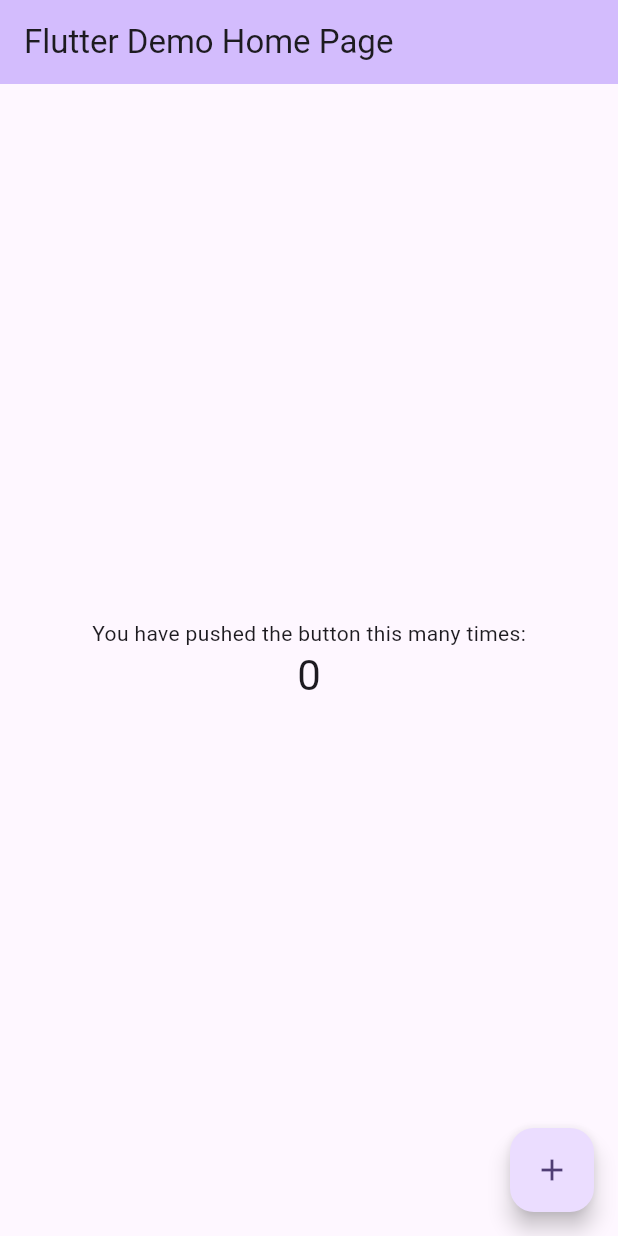
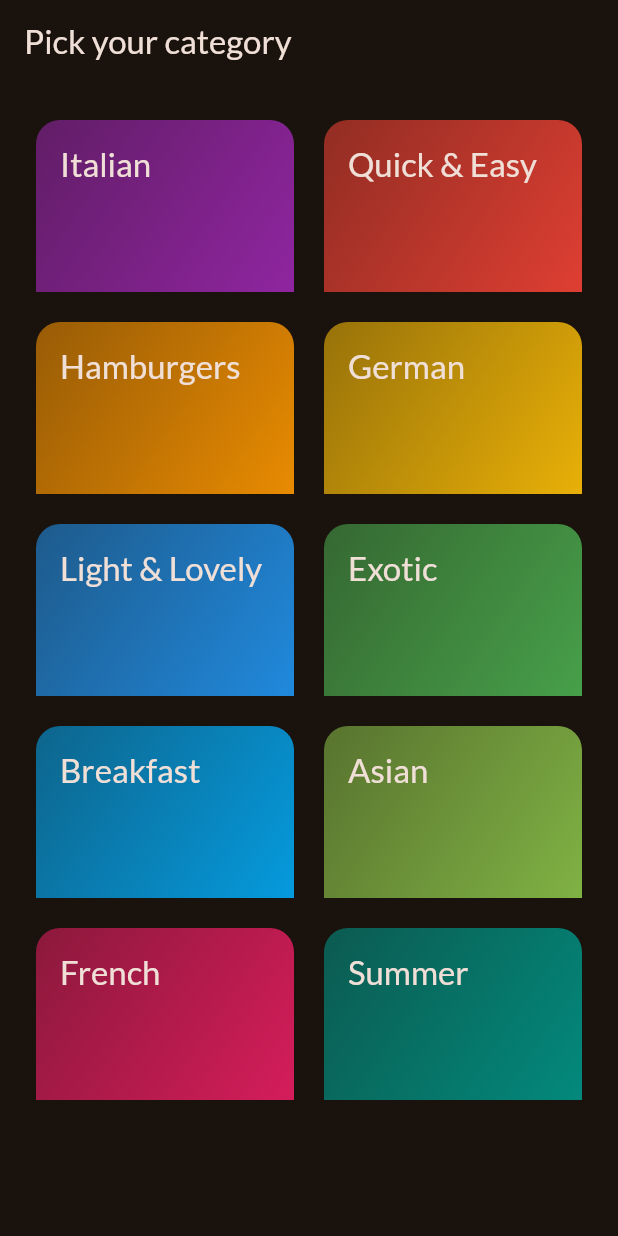
Before and after one commit to Avishka-Dulanjana/Meals-App, a Flutter app: the screen it shows after launch, on a phone screen of 412 x 824 dp. Run offline on Flutter 3.47's test engine with Material 3 defaults, Android fonts, the phone set to English and light mode, and no system bars; our stand-ins replace google_fonts.

Commit message:
Page Navigation

```diff
--- a/lib/main.dart
+++ b/lib/main.dart
@@ -1,125 +1,29 @@
 import 'package:flutter/material.dart';
 
+import 'package:google_fonts/google_fonts.dart';
+import 'package:meals_app/screens/categories.dart';
+
+final theme = ThemeData(
+  useMaterial3: true,
+  colorScheme: ColorScheme.fromSeed(
+    brightness: Brightness.dark,
+    seedColor: const Color.fromARGB(255, 131, 57, 0),
+  ),
+  textTheme: GoogleFonts.latoTextTheme(),
+);
+
 void main() {
-  runApp(const MyApp());
+  runApp(const App());
 }
 
-class MyApp extends StatelessWidget {
-  const MyApp({super.key});
+class App extends StatelessWidget {
+  const App({super.key});
 
-  // This widget is the root of your application.
   @override
   Widget build(BuildContext context) {
     return MaterialApp(
-      title: 'Flutter Demo',
-      theme: ThemeData(
-        // This is the theme of your application.
-        //
-        // TRY THIS: Try running your application with "flutter run". You'll see
-        // the application has a blue toolbar. Then, without quitting the app,
-        // try changing the seedColor in the colorScheme below to Colors.green
-        // and then invoke "hot reload" (save your changes or press the "hot
-        // reload" button in a Flutter-supported IDE, or press "r" if you used
-        // the command line to start the app).
-        //
-        // Notice that the counter didn't reset back to zero; the application
-        // state is not lost during the reload. To reset the state, use hot
-        // restart instead.
-        //
-        // This works for code too, not just values: Most code changes can be
-        // tested with just a hot reload.
-        colorScheme: ColorScheme.fromSeed(seedColor: Colors.deepPurple),
-        useMaterial3: true,
-      ),
-      home: const MyHomePage(title: 'Flutter Demo Home Page'),
+      theme: theme,
+      home: const CategoriesScreen(),
     );
   }
 }
-
-class MyHomePage extends StatefulWidget {
-  const MyHomePage({super.key, required this.title});
-
-  // This widget is the home page of your application. It is stateful, meaning
-  // that it has a State object (defined below) that contains fields that affect
-  // how it looks.
-
-  // This class is the configuration for the state. It holds the values (in this
-  // case the title) provided by the parent (in this case the App widget) and
-  // used by the build method of the State. Fields in a Widget subclass are
-  // always marked "final".
-
-  final String title;
-
-  @override
-  State<MyHomePage> createState() => _MyHomePageState();
-}
-
-class _MyHomePageState extends State<MyHomePage> {
-  int _counter = 0;
-
-  void _incrementCounter() {
-    setState(() {
-      // This call to setState tells the Flutter framework that something has
-      // changed in this State, which causes it to rerun the build method below
-      // so that the display can reflect the updated values. If we changed
-      // _counter without calling setState(), then the build method would not be
-      // called again, and so nothing would appear to happen.
-      _counter++;
-    });
-  }
-
-  @override
-  Widget build(BuildContext context) {
-    // This method is rerun every time setState is called, for instance as done
-    // by the _incrementCounter method above.
-    //
-    // The Flutter framework has been optimized to make rerunning build methods
-    // fast, so that you can just rebuild anything that needs updating rather
-    // than having to individually change instances of widgets.
-    return Scaffold(
-      appBar: AppBar(
-        // TRY THIS: Try changing the color here to a specific color (to
-        // Colors.amber, perhaps?) and trigger a hot reload to see the AppBar
-        // change color while the other colors stay the same.
-        backgroundColor: Theme.of(context).colorScheme.inversePrimary,
-        // Here we take the value from the MyHomePage object that was created by
-        // the App.build method, and use it to set our appbar title.
-        title: Text(widget.title),
-      ),
-      body: Center(
-        // Center is a layout widget. It takes a single child and positions it
-        // in the middle of the parent.
-        child: Column(
-          // Column is also a layout widget. It takes a list of children and
-          // arranges them vertically. By default, it sizes itself to fit its
-          // children horizontally, and tries to be as tall as its parent.
-          //
-          // Column has various properties to control how it sizes itself and
-          // how it positions its children. Here we use mainAxisAlignment to
-          // center the children vertically; the main axis here is the vertical
-          // axis because Columns are vertical (the cross axis would be
-          // horizontal).
-          //
-          // TRY THIS: Invoke "debug painting" (choose the "Toggle Debug Paint"
-          // action in the IDE, or press "p" in the console), to see the
-          // wireframe for each widget.
-          mainAxisAlignment: MainAxisAlignment.center,
-          children: <Widget>[
-            const Text(
-              'You have pushed the button this many times:',
-            ),
-            Text(
-              '$_counter',
-              style: Theme.of(context).textTheme.headlineMedium,
-            ),
-          ],
-        ),
-      ),
-      floatingActionButton: FloatingActionButton(
-        onPressed: _incrementCounter,
-        tooltip: 'Increment',
-        child: const Icon(Icons.add),
-      ), // This trailing comma makes auto-formatting nicer for build methods.
-    );
-  }
-}
--- /dev/null
+++ b/lib/models/category.dart
@@ -0,0 +1,13 @@
+import 'package:flutter/material.dart';
+
+class Category {
+  const Category({
+    required this.id,
+    required this.title,
+    this.color = Colors.orange,
+  });
+
+  final String id;
+  final String title;
+  final Color color;
+}
--- /dev/null
+++ b/lib/screens/categories.dart
@@ -0,0 +1,46 @@
+import 'package:flutter/material.dart';
+
+import 'package:meals_app/data/dammy_data.dart';
+import 'package:meals_app/screens/meals.dart';
+import 'package:meals_app/widgets/category_grid_item.dart';
+
+class CategoriesScreen extends StatelessWidget {
+  const CategoriesScreen({super.key});
+
+  void _selectCategory(BuildContext context) {
+    Navigator.of(context).push(
+      MaterialPageRoute(
+        builder: (ctx) => MealsScreen(
+          title: "Some Title",
+          meals: [],
+        ),
+      ),
+    ); // Navigator.push(context,route)
+  }
+
+  @override
+  Widget build(BuildContext context) {
+    return Scaffold(
+      appBar: AppBar(
+        title: const Text('Pick your category'),
+      ),
+      body: GridView(
+          padding: const EdgeInsets.all(24),
+          gridDelegate: const SliverGridDelegateWithFixedCrossAxisCount(
+              crossAxisCount: 2,
+              childAspectRatio: 3 / 2,
+              crossAxisSpacing: 20,
+              mainAxisSpacing: 20),
+          children: [
+            // availableCategories.map((category) => CategoryGridItem(category: category)).toList(); // Alternative to below for loop
+            for (final category in availableCategories)
+              CategoryGridItem(
+                category: category,
+                onSelectCategory: () {
+                  _selectCategory(context);
+                },
+              )
+          ]),
+    );
+  }
+}
--- /dev/null
+++ b/lib/widgets/category_grid_item.dart
@@ -0,0 +1,46 @@
+import 'package:flutter/material.dart';
+
+import 'package:meals_app/models/category.dart';
+
+class CategoryGridItem extends StatelessWidget {
+  const CategoryGridItem({
+    super.key,
+    required this.category,
+    required this.onSelectCategory,
+  });
+
+  final Category category;
+  final void Function() onSelectCategory;
+
+  @override
+  Widget build(BuildContext context) {
+    return InkWell(
+      onTap: onSelectCategory,
+      splashColor: Theme.of(context).primaryColor,
+      borderRadius: const BorderRadius.only(
+          topRight: Radius.circular(16), topLeft: Radius.circular(16)),
+      child: Container(
+        padding: const EdgeInsets.all(16),
+        decoration: BoxDecoration(
+          borderRadius: const BorderRadius.only(
+              topRight: Radius.circular(16), topLeft: Radius.circular(16)),
+          gradient: LinearGradient(
+            colors: [
+              category.color.withOpacity(0.55),
+              category.color.withOpacity(0.9),
+            ],
+            begin: Alignment.topLeft,
+            end: Alignment.bottomRight,
+          ),
+        ),
+        child: Text(
+          category.title,
+          style: Theme.of(context)
+              .textTheme
+              .titleLarge!
+              .copyWith(color: Theme.of(context).colorScheme.onBackground),
+        ),
+      ),
+    );
+  }
+}
--- a/pubspec.yaml
+++ b/pubspec.yaml
@@ -35,6 +35,7 @@ dependencies:
   # The following adds the Cupertino Icons font to your application.
   # Use with the CupertinoIcons class for iOS style icons.
   cupertino_icons: ^1.0.2
+  google_fonts: ^6.1.0
 
 dev_dependencies:
   flutter_test:
```
Also changed, not shown: lib/data/dammy_data.dart (added, +409 -0 lines), lib/models/meal.dart (added, +43 -0 lines), lib/screens/meals.dart (added, +58 -0 lines), pubspec.lock, 3 other files.
